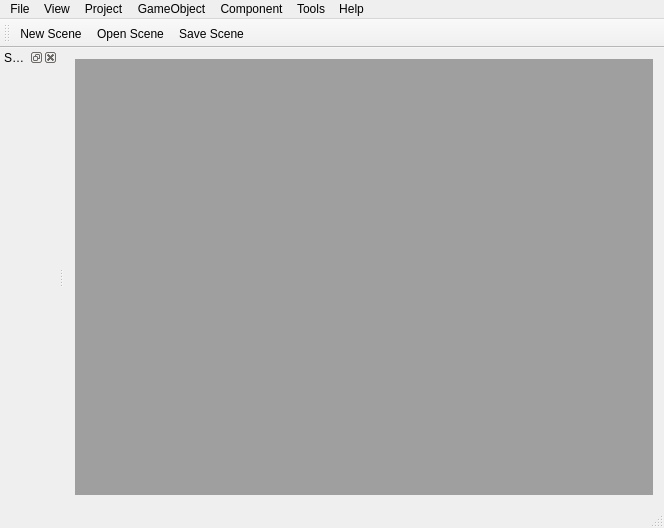
lythm/ld3d, file dev/src/GameStudio/gamestudio.ui: the form before one commit.
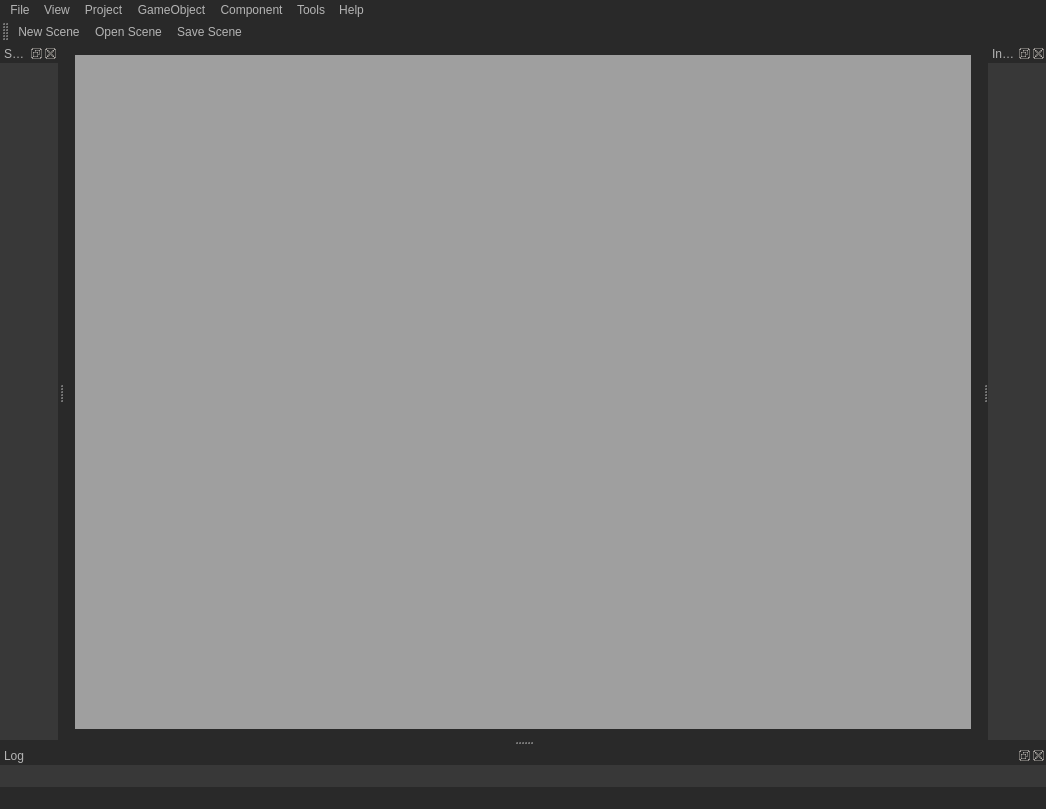
The form after the commit.

```diff
--- a/dev/src/GameStudio/gamestudio.ui
+++ b/dev/src/GameStudio/gamestudio.ui
@@ -6,17 +6,66 @@
    <rect>
     <x>0</x>
     <y>0</y>
-    <width>664</width>
-    <height>528</height>
+    <width>1046</width>
+    <height>809</height>
    </rect>
   </property>
   <property name="windowTitle">
    <string>GameStudio</string>
   </property>
+  <property name="styleSheet">
+   <string notr="true">*
+
+{
+	color: rgb(180, 180, 180);
+	background-color: rgb(41, 41, 41);
+	border-color: rgb(41, 41, 41);
+}
+
+QMenuBar 
+{
+     background-color: qlineargradient(x1:0, y1:0, x2:0, y2:1,
+                                       stop:0 rgb(80, 80, 80), stop:1 rgb(41, 41, 41));
+ }
+
+ QMenuBar::item 
+{
+     background: transparent;
+ }
+
+ QMenuBar::item:selected { /* when selected using mouse or keyboard */
+      background-color: rgb(41, 41, 41);
+ }
+
+ QMenuBar::item:pressed {
+     background-color: rgb(41, 41, 41);
+ }
+QToolBar
+{
+	color: rgb(180, 180, 180);
+	background-color: rgb(41, 41, 41);
+}
+QToolBar:item
+{
+	 background-color: rgb(41, 41, 41);
+}
+
+QTextBrowser
+{
+	 background-color: rgb(56, 56, 56);
+}
+QTreeView
+{
+	background-color: rgb(56, 56, 56);
+}</string>
+  </property>
   <widget class="QWidget" name="centralWidget">
    <layout class="QGridLayout" name="gridLayout">
     <item row="0" column="0">
      <widget class="QMdiArea" name="mdiArea">
+      <property name="styleSheet">
+       <string notr="true"/>
+      </property>
       <property name="viewMode">
        <enum>QMdiArea::TabbedView</enum>
       </property>
@@ -38,10 +87,25 @@
     <rect>
      <x>0</x>
      <y>0</y>
-     <width>664</width>
+     <width>1046</width>
      <height>23</height>
     </rect>
    </property>
+   <property name="sizePolicy">
+    <sizepolicy hsizetype="Expanding" vsizetype="Minimum">
+     <horstretch>0</horstretch>
+     <verstretch>0</verstretch>
+    </sizepolicy>
+   </property>
+   <property name="autoFillBackground">
+    <bool>false</bool>
+   </property>
+   <property name="defaultUp">
+    <bool>false</bool>
+   </property>
+   <property name="nativeMenuBar">
+    <bool>true</bool>
+   </property>
    <widget class="QMenu" name="menuFile">
     <property name="title">
      <string>File</string>
@@ -109,6 +173,15 @@
   </widget>
   <widget class="QStatusBar" name="statusBar"/>
   <widget class="QDockWidget" name="dockHierarchy">
+   <property name="autoFillBackground">
+    <bool>true</bool>
+   </property>
+   <property name="styleSheet">
+    <string notr="true">*
+{
+	 background-color: rgb(56, 56, 56);
+}</string>
+   </property>
    <property name="windowTitle">
     <string>Scene Hierarchy</string>
    </property>
@@ -117,6 +190,38 @@
    </attribute>
    <widget class="QWidget" name="dockWidgetContents"/>
   </widget>
+  <widget class="QDockWidget" name="dockLog">
+   <property name="styleSheet">
+    <string notr="true">*
+{
+	 background-color: rgb(56, 56, 56);
+}</string>
+   </property>
+   <property name="windowTitle">
+    <string>Log</string>
+   </property>
+   <attribute name="dockWidgetArea">
+    <number>8</number>
+   </attribute>
+   <widget class="QWidget" name="dockWidgetContents_2">
+    <layout class="QGridLayout" name="gridLayout_2"/>
+   </widget>
+  </widget>
+  <widget class="QDockWidget" name="dockInspector">
+   <property name="styleSheet">
+    <string notr="true">*
+{
+	 background-color: rgb(56, 56, 56);
+}</string>
+   </property>
+   <property name="windowTitle">
+    <string>Inspector</string>
+   </property>
+   <attribute name="dockWidgetArea">
+    <number>2</number>
+   </attribute>
+   <widget class="QWidget" name="dockWidgetContents_3"/>
+  </widget>
   <action name="actionNew_Project">
    <property name="text">
     <string>New Project...</string>
```
Left out of the diff: 3 changed lines with no effect on the pictures.
